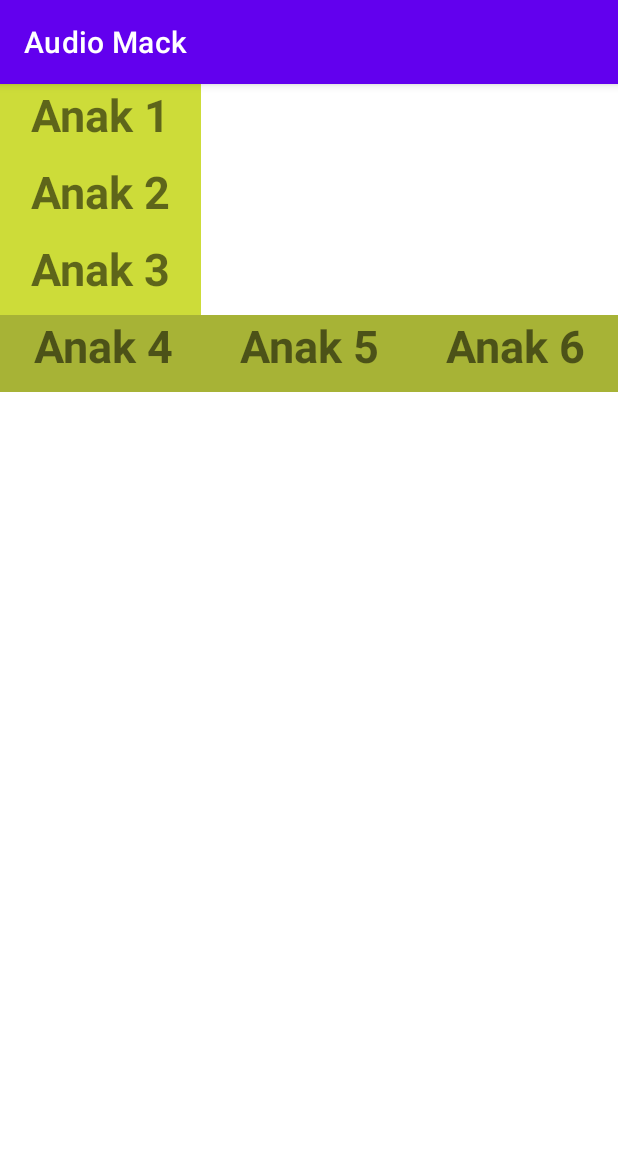
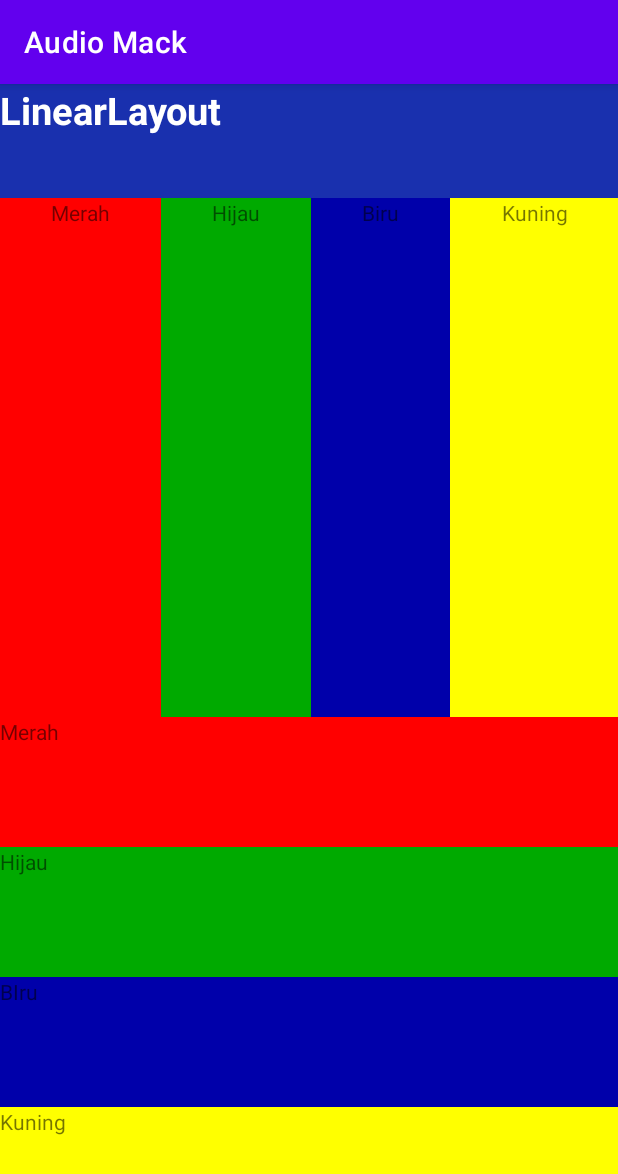
Before and after one commit to Febriyani09/AudioMack, an Android app: the screen it shows after launch (MainActivity), on a phone screen of 412 x 824 dp. Shown: the top 1174 px of the screen. Run offline under Robolectric (Android 15) with nearby library versions, the phone set to English and light mode, and no system bars.

Commit message:
LinearLayout

```diff
--- a/app/src/main/res/layout/activity_main.xml
+++ b/app/src/main/res/layout/activity_main.xml
@@ -7,79 +7,94 @@
     android:layout_height="match_parent"
     tools:context=".MainActivity">
 
-    <TextView
-        android:layout_width="134dp"
-        android:layout_height="51dp"
-        android:background="#CDDC39"
-        android:gravity="center_horizontal"
-        android:text="Anak 1"
-        android:textSize="30dp"
-        android:textStyle="bold" />
 
-    <TextView
-        android:layout_width="134dp"
-        android:layout_height="51dp"
-        android:background="#CDDC39"
-        android:gravity="center_horizontal"
-        android:text="Anak 2"
-        android:textSize="30dp"
-        android:textStyle="bold" />
+    <LinearLayout
+        android:layout_width="match_parent"
+        android:layout_height="76dp"
+        android:orientation="horizontal">
 
-    <TextView
-        android:layout_width="134dp"
-        android:layout_height="51dp"
-        android:background="#CDDC39"
-        android:gravity="center_horizontal"
-        android:text="Anak 3"
-        android:textSize="30dp"
-        android:textStyle="bold" />
-
-    <TextView
-        android:layout_width="134dp"
-        android:layout_height="51dp"
-        android:layout_weight="1"
-        android:background="@color/teal_200"
-        android:gravity="center_horizontal"
-        android:textStyle="bold"
-        android:text="Anak 4"
-        android:textSize="30dp" />
+        <TextView
+            android:layout_width="match_parent"
+            android:layout_height="match_parent"
+            android:background="#1930AE"
+            android:text="LinearLayout"
+            android:textColor="@color/white"
+            android:textSize="25dp"
+            android:textStyle="bold" />
+    </LinearLayout>
 
     <LinearLayout
         android:layout_width="match_parent"
         android:layout_height="match_parent"
+        android:layout_weight="1"
         android:orientation="horizontal">
 
-        <TextView
-            android:id="@+id/textView6"
-            android:layout_width="134dp"
-            android:layout_height="51dp"
-            android:layout_weight="1"
-            android:background="#A7B336"
-            android:gravity="center_horizontal"
-            android:text="Anak 4"
-            android:textSize="30dp"
-            android:textStyle="bold" />
 
         <TextView
-            android:id="@+id/textView6"
-            android:layout_width="134dp"
-            android:layout_height="51dp"
+            android:layout_width="wrap_content"
+            android:layout_height="match_parent"
             android:layout_weight="1"
-            android:background="#A7B336"
+            android:background="#FF0000"
             android:gravity="center_horizontal"
-            android:text="Anak 5"
-            android:textSize="30dp"
-            android:textStyle="bold" />
+            android:text="Merah" />
 
         <TextView
-            android:id="@+id/textView6"
-            android:layout_width="134dp"
-            android:layout_height="51dp"
+            android:layout_width="wrap_content"
+            android:layout_height="match_parent"
             android:layout_weight="1"
-            android:background="#A7B336"
+            android:background="#00aa00"
             android:gravity="center_horizontal"
-            android:text="Anak 6"
-            android:textSize="30dp"
-            android:textStyle="bold" />
+            android:text="Hijau" />
+
+        <TextView
+            android:layout_width="wrap_content"
+            android:layout_height="match_parent"
+            android:layout_weight="1"
+            android:background="#0000aa"
+            android:gravity="center_horizontal"
+            android:text="Biru" />
+
+        <TextView
+            android:layout_width="wrap_content"
+            android:layout_height="match_parent"
+            android:layout_weight="1"
+            android:background="#FFFF00"
+            android:gravity="center_horizontal"
+            android:text="Kuning" />
+    </LinearLayout>
+
+    <LinearLayout
+        android:layout_width="match_parent"
+        android:layout_height="match_parent"
+        android:layout_weight="1"
+        android:orientation="vertical">
+
+        <TextView
+            android:layout_width="match_parent"
+            android:layout_height="match_parent"
+            android:layout_weight="1"
+            android:background="#FF0000"
+            android:text="Merah" />
+
+        <TextView
+            android:layout_width="match_parent"
+            android:layout_height="match_parent"
+            android:layout_weight="1"
+            android:background="#00aa00"
+            android:text="Hijau" />
+
+        <TextView
+            android:layout_width="match_parent"
+            android:layout_height="match_parent"
+            android:layout_weight="1"
+            android:background="#0000aa"
+            android:text="BIru" />
+
+        <TextView
+            android:layout_width="match_parent"
+            android:layout_height="match_parent"
+            android:layout_weight="1"
+            android:background="#FFFF00"
+            android:text="Kuning" />
     </LinearLayout>
 </LinearLayout>
```
